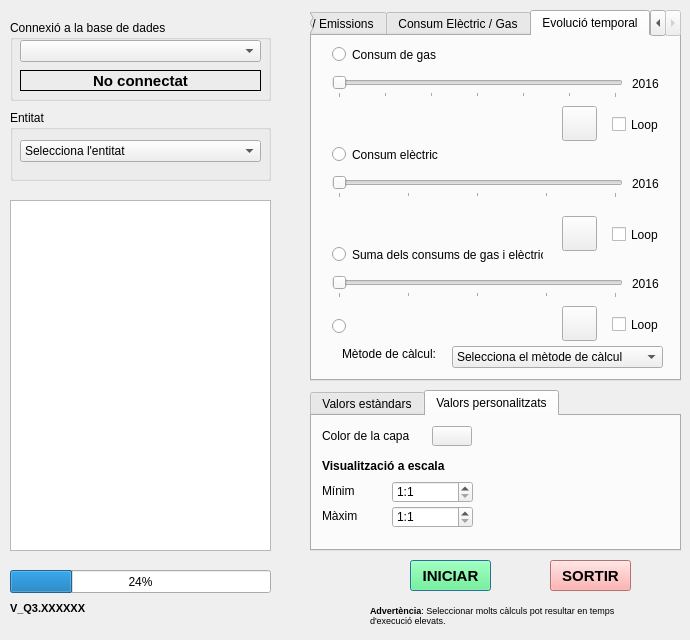
This is eficiencia_energetica_dialog_base.ui in TecnocampusCCU/eficiencia_energetica as Qt 5 draws it before an edit. The edited form follows.
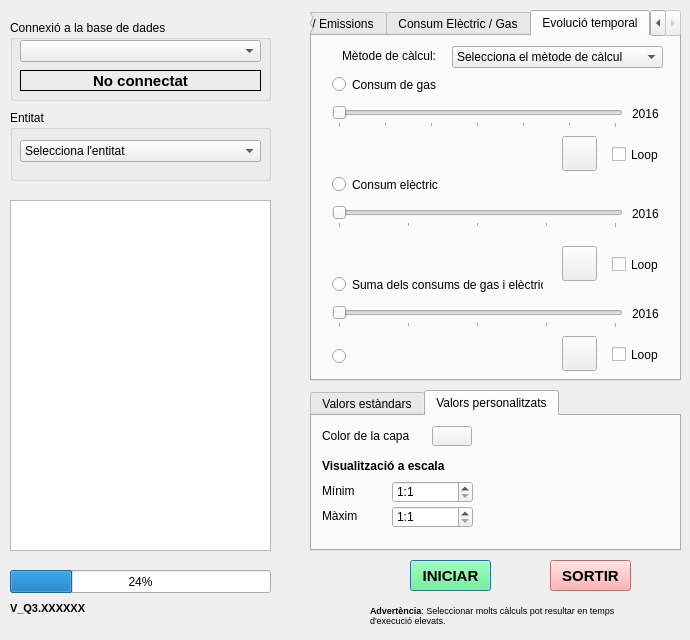
This is the edited form. The open tabs and pages were chosen to show the change. Icons and pictures are not drawn.

Patch:
```diff
--- a/eficiencia_energetica_dialog_base.ui
+++ b/eficiencia_energetica_dialog_base.ui
@@ -1955,7 +1955,7 @@
      <property name="geometry">
       <rect>
        <x>20</x>
-       <y>10</y>
+       <y>40</y>
        <width>211</width>
        <height>17</height>
       </rect>
@@ -1968,7 +1968,7 @@
      <property name="geometry">
       <rect>
        <x>20</x>
-       <y>40</y>
+       <y>70</y>
        <width>291</width>
        <height>22</height>
       </rect>
@@ -1993,7 +1993,7 @@
      <property name="geometry">
       <rect>
        <x>20</x>
-       <y>110</y>
+       <y>140</y>
        <width>211</width>
        <height>17</height>
       </rect>
@@ -2006,7 +2006,7 @@
      <property name="geometry">
       <rect>
        <x>20</x>
-       <y>140</y>
+       <y>170</y>
        <width>291</width>
        <height>22</height>
       </rect>
@@ -2031,7 +2031,7 @@
      <property name="geometry">
       <rect>
        <x>20</x>
-       <y>210</y>
+       <y>240</y>
        <width>211</width>
        <height>17</height>
       </rect>
@@ -2044,7 +2044,7 @@
      <property name="geometry">
       <rect>
        <x>20</x>
-       <y>240</y>
+       <y>270</y>
        <width>291</width>
        <height>22</height>
       </rect>
@@ -2069,7 +2069,7 @@
      <property name="geometry">
       <rect>
        <x>320</x>
-       <y>40</y>
+       <y>70</y>
        <width>31</width>
        <height>16</height>
       </rect>
@@ -2082,7 +2082,7 @@
      <property name="geometry">
       <rect>
        <x>320</x>
-       <y>140</y>
+       <y>170</y>
        <width>31</width>
        <height>16</height>
       </rect>
@@ -2095,7 +2095,7 @@
      <property name="geometry">
       <rect>
        <x>320</x>
-       <y>240</y>
+       <y>270</y>
        <width>31</width>
        <height>16</height>
       </rect>
@@ -2108,7 +2108,7 @@
      <property name="geometry">
       <rect>
        <x>250</x>
-       <y>70</y>
+       <y>100</y>
        <width>35</width>
        <height>35</height>
       </rect>
@@ -2134,7 +2134,7 @@
      <property name="geometry">
       <rect>
        <x>300</x>
-       <y>80</y>
+       <y>110</y>
        <width>51</width>
        <height>17</height>
       </rect>
@@ -2147,7 +2147,7 @@
      <property name="geometry">
       <rect>
        <x>250</x>
-       <y>180</y>
+       <y>210</y>
        <width>35</width>
        <height>35</height>
       </rect>
@@ -2173,7 +2173,7 @@
      <property name="geometry">
       <rect>
        <x>300</x>
-       <y>190</y>
+       <y>220</y>
        <width>51</width>
        <height>17</height>
       </rect>
@@ -2186,7 +2186,7 @@
      <property name="geometry">
       <rect>
        <x>250</x>
-       <y>270</y>
+       <y>300</y>
        <width>35</width>
        <height>35</height>
       </rect>
@@ -2212,7 +2212,7 @@
      <property name="geometry">
       <rect>
        <x>300</x>
-       <y>280</y>
+       <y>310</y>
        <width>51</width>
        <height>17</height>
       </rect>
@@ -2225,7 +2225,7 @@
      <property name="geometry">
       <rect>
        <x>30</x>
-       <y>310</y>
+       <y>12</y>
        <width>111</width>
        <height>16</height>
       </rect>
@@ -2238,7 +2238,7 @@
      <property name="geometry">
       <rect>
        <x>140</x>
-       <y>310</y>
+       <y>10</y>
        <width>211</width>
        <height>22</height>
       </rect>
@@ -2278,7 +2278,7 @@
      <property name="geometry">
       <rect>
        <x>20</x>
-       <y>280</y>
+       <y>310</y>
        <width>91</width>
        <height>20</height>
       </rect>
```
Left out of the diff: 2 changed lines with no effect on the pictures.
